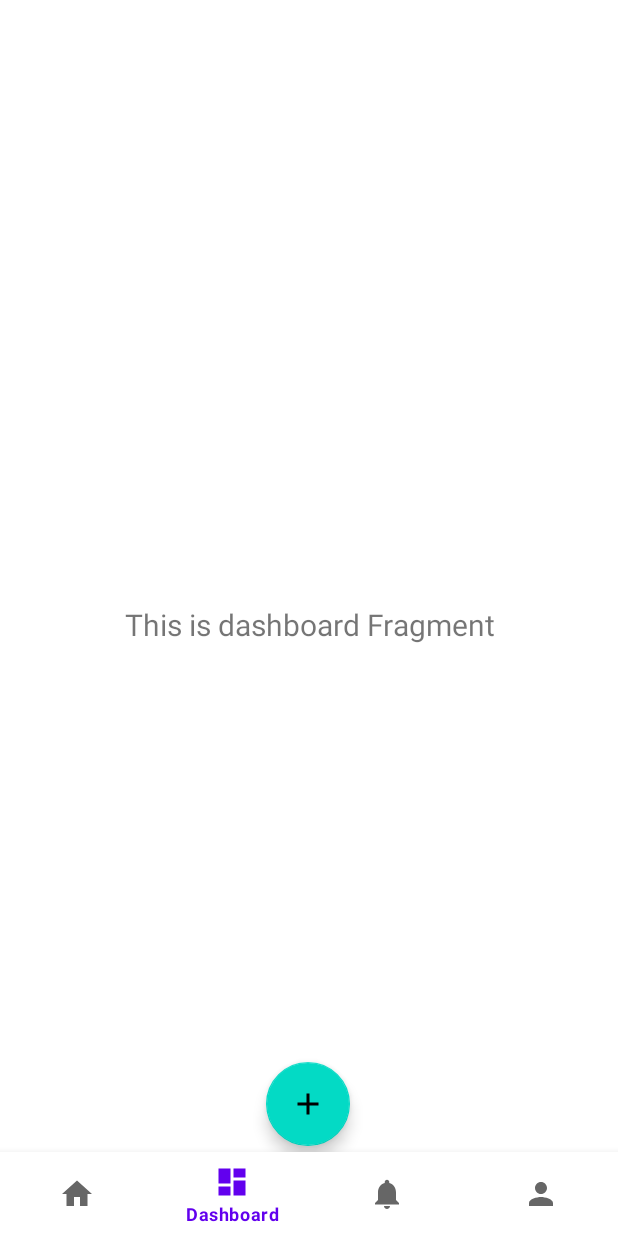
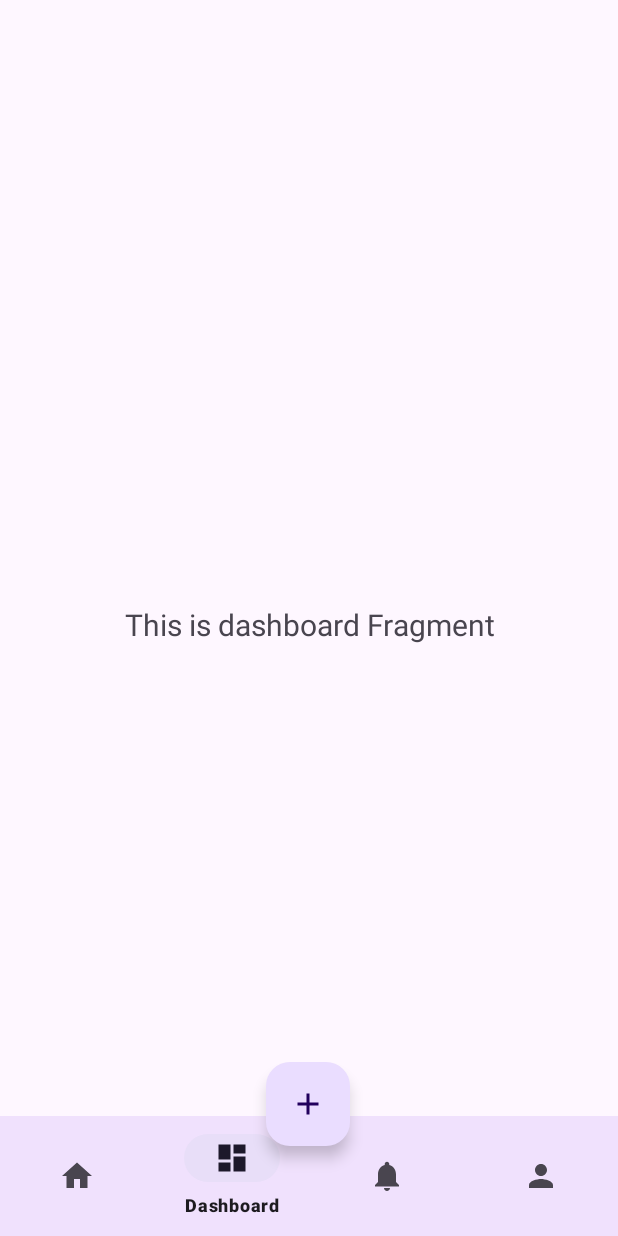
Before and after one commit to Planitorium/planitorium-md, an Android app: the screen it shows after launch (MainActivity), item 2 of the bottom bar chosen, on a phone screen of 412 x 824 dp. Run offline under Robolectric (Android 15) with nearby library versions, the phone set to English and light mode, and no system bars; our stand-ins replace navigation-ui.

Commit message:
refactor: migrating m2 to m3

```diff
--- a/app/build.gradle.kts
+++ b/app/build.gradle.kts
@@ -35,13 +35,14 @@ android {
     }
     buildFeatures {
         viewBinding = true
+        buildConfig = true
     }
-
 }
 
 
 dependencies {
 
+    // Default
     implementation(libs.androidx.core.ktx)
     implementation(libs.androidx.appcompat)
     implementation(libs.material)
@@ -55,4 +56,7 @@ dependencies {
     testImplementation(libs.junit)
     androidTestImplementation(libs.androidx.junit)
     androidTestImplementation(libs.androidx.espresso.core)
+
+    // More
+
 }
--- a/app/src/main/AndroidManifest.xml
+++ b/app/src/main/AndroidManifest.xml
@@ -10,7 +10,7 @@
         android:label="@string/app_name"
         android:roundIcon="@mipmap/ic_launcher_round"
         android:supportsRtl="true"
-        android:theme="@style/Theme.Planitorium"
+        android:theme="@style/Base.Theme.Planitorium"
         tools:targetApi="31">
         <activity
             android:name=".MainActivity"
--- a/app/src/main/res/values-night/themes.xml
+++ b/app/src/main/res/values-night/themes.xml
@@ -1,6 +1,6 @@
 <resources xmlns:tools="http://schemas.android.com/tools">
     <!-- Base application theme. -->
-    <style name="Theme.Planitorium" parent="Theme.MaterialComponents.DayNight.DarkActionBar">
+    <style name="Base.Theme.Planitorium" parent="Theme.Material3.DayNight">
         <!-- Primary brand color. -->
         <item name="colorPrimary">@color/purple_200</item>
         <item name="colorPrimaryVariant">@color/purple_700</item>
--- a/app/src/main/res/values/themes.xml
+++ b/app/src/main/res/values/themes.xml
@@ -1,16 +1,20 @@
 <resources xmlns:tools="http://schemas.android.com/tools">
     <!-- Base application theme. -->
-    <style name="Theme.Planitorium" parent="Theme.MaterialComponents.DayNight.DarkActionBar">
+    <style name="Base.Theme.Planitorium" parent="Theme.Material3.DayNight">
+
         <!-- Primary brand color. -->
         <item name="colorPrimary">@color/purple_500</item>
         <item name="colorPrimaryVariant">@color/purple_700</item>
         <item name="colorOnPrimary">@color/white</item>
+
         <!-- Secondary brand color. -->
         <item name="colorSecondary">@color/teal_200</item>
         <item name="colorSecondaryVariant">@color/teal_700</item>
         <item name="colorOnSecondary">@color/black</item>
+
         <!-- Status bar color. -->
         <item name="android:statusBarColor">?attr/colorPrimaryVariant</item>
         <!-- Customize your theme here. -->
     </style>
+
 </resources>
```
